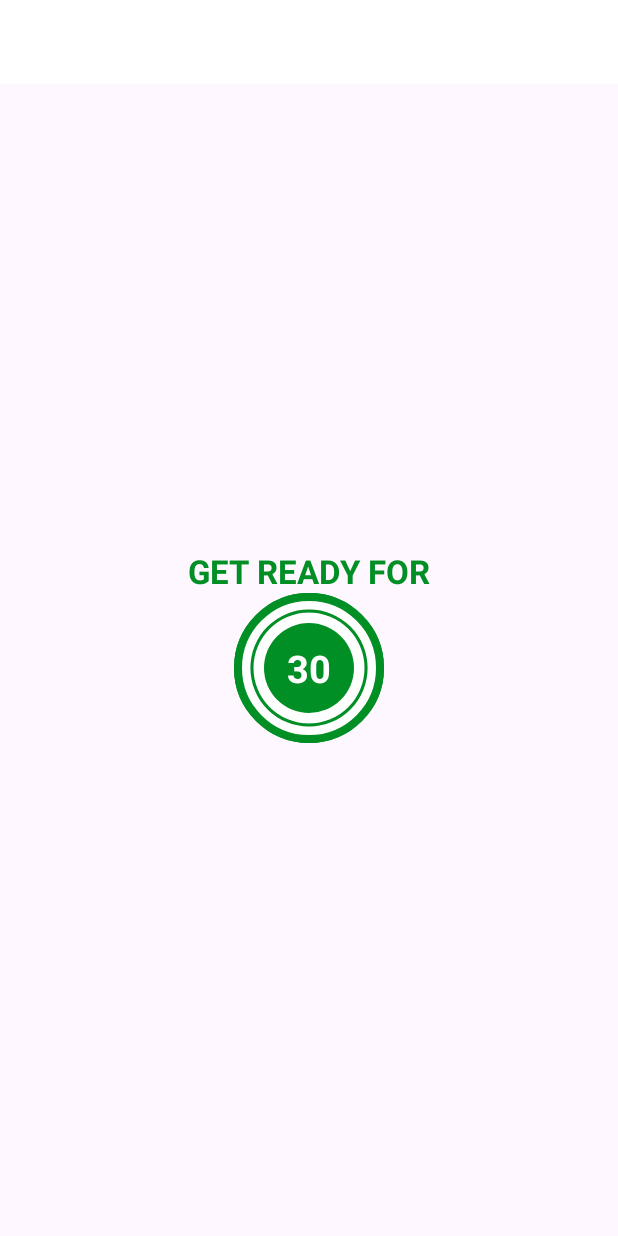
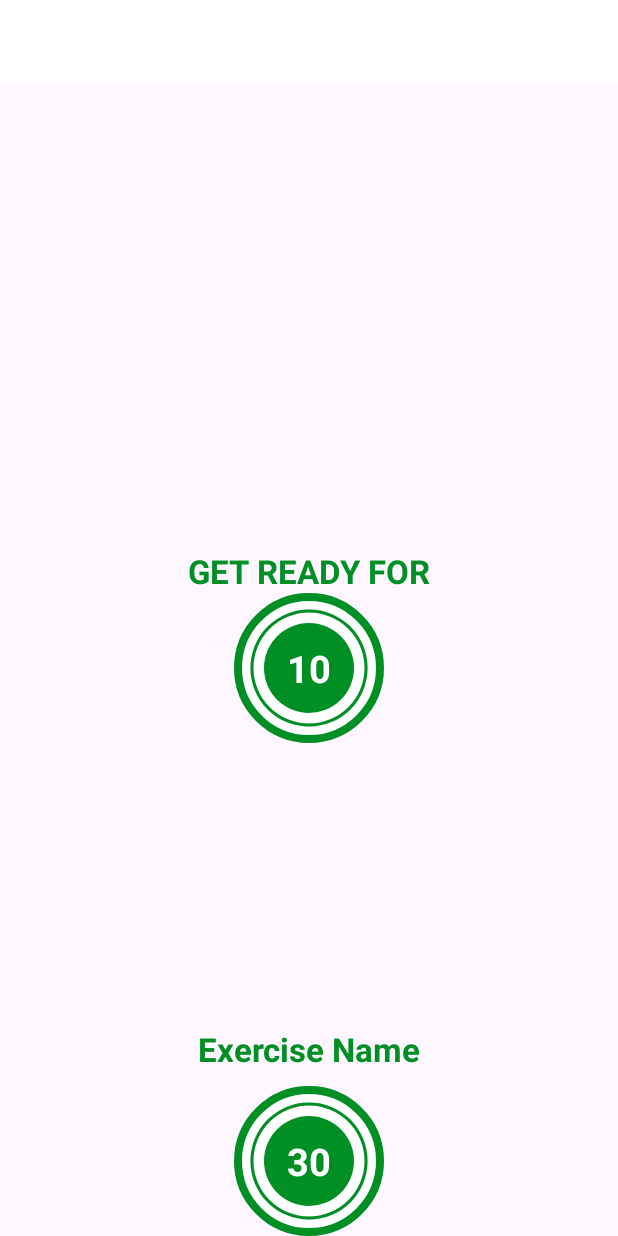
Before and after one commit to Nabeel-Oraxtech/7MinutesWorkout, an Android app: the layout activity_exercise.xml on its own in the app's theme, with its tools: preview values and no code run, on a phone screen of 412 x 824 dp. Run offline under Robolectric (Android 15) with nearby library versions, the phone set to English and light mode, and no system bars.

Commit message:
Added All Exercises

```diff
--- a/app/src/main/res/layout/activity_exercise.xml
+++ b/app/src/main/res/layout/activity_exercise.xml
@@ -28,6 +28,29 @@
         app:layout_constraintBottom_toTopOf="@id/FLtoolbar"
         app:layout_constraintEnd_toEndOf="parent"
         app:layout_constraintStart_toStartOf="parent"/>
+    <ImageView
+        android:id="@+id/ivImage"
+        android:layout_width="match_parent"
+        android:layout_height="0dp"
+        android:scaleType="fitXY"
+        android:src="@drawable/ic_jumping_jacks"
+        android:visibility="invisible"
+        app:layout_constraintBottom_toTopOf="@+id/tvExercise"
+        app:layout_constraintTop_toBottomOf="@id/exerciseTB"/>
+    <TextView
+        android:id="@+id/tvExercise"
+        android:layout_width="wrap_content"
+        android:layout_height="wrap_content"
+        android:text="Exercise Name"
+        android:textSize="22sp"
+        android:textColor="@color/colorAccent"
+        android:textStyle="bold"
+        android:visibility="gone"
+        app:layout_constraintEnd_toEndOf="parent"
+        app:layout_constraintStart_toStartOf="parent"
+        app:layout_constraintTop_toBottomOf="@id/ivImage"
+        tools:visibility="visible"/>
+
     <FrameLayout
         android:id="@+id/FLtoolbar"
         android:layout_width="100dp"
@@ -80,7 +103,7 @@
         app:layout_constraintBottom_toBottomOf="parent"
         app:layout_constraintEnd_toEndOf="parent"
         app:layout_constraintStart_toStartOf="parent"
-        app:layout_constraintTop_toBottomOf="@id/exerciseTB">
+        app:layout_constraintTop_toBottomOf="@id/tvExercise">
         <ProgressBar
             android:id="@+id/ExerciseprogressBAr"
             style="?android:attr/progressBarStyleHorizontal"
```
Also changed, not shown: app/src/main/java/com/example/a7minutesworkout/Constants.kt (added, +104 -0 lines), app/src/main/java/com/example/a7minutesworkout/ExerciseActivity.kt (+23 -3 lines), app/src/main/java/com/example/a7minutesworkout/ExerciseModel.kt (+39 -2 lines).
